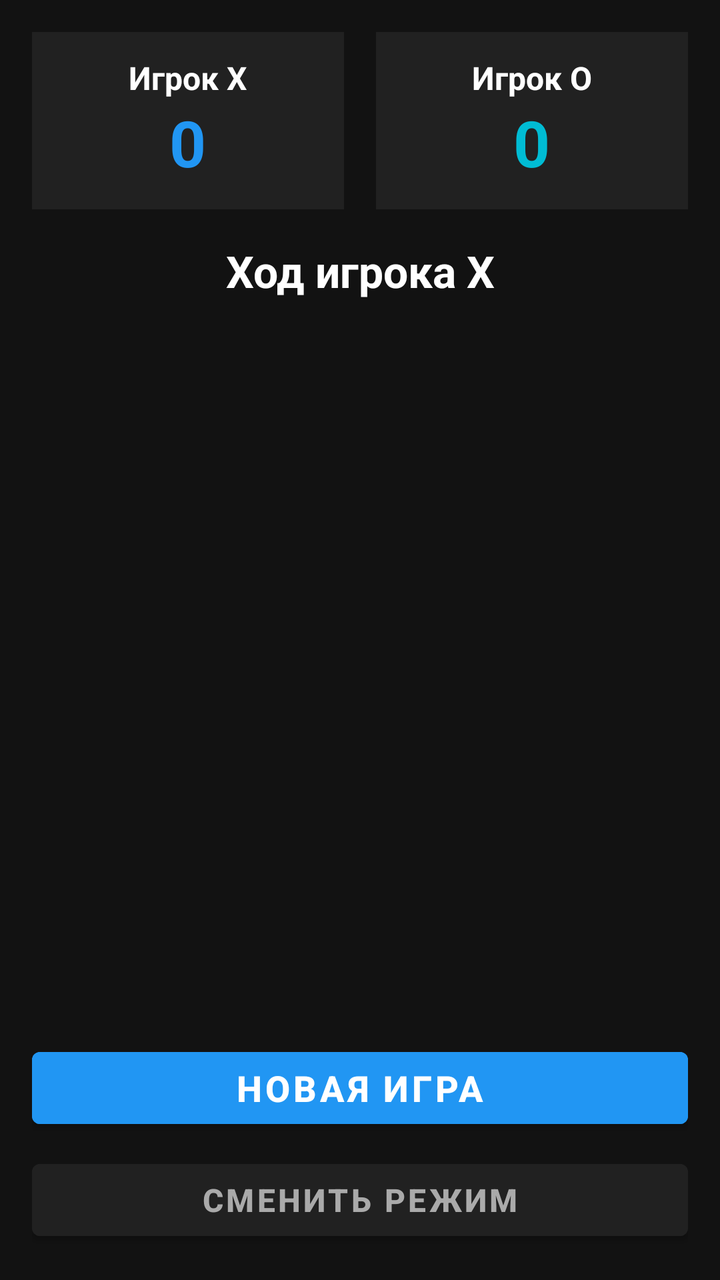
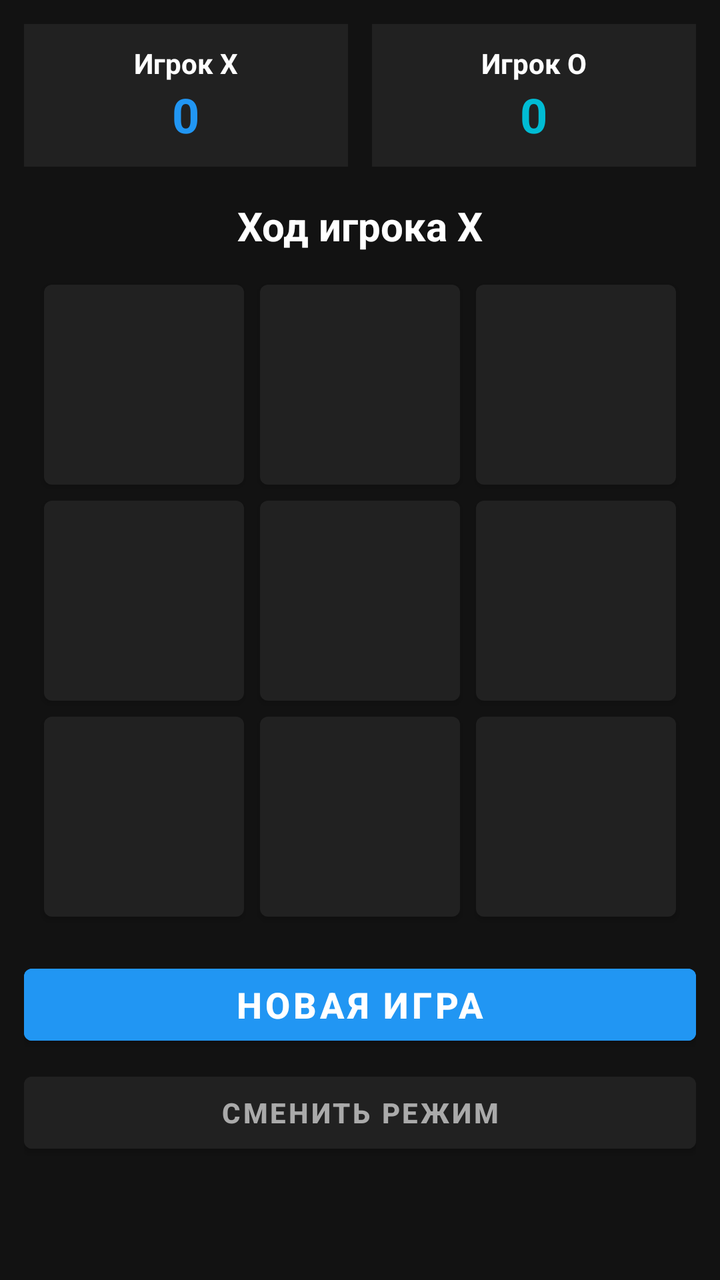

An Android layout rendered at two revisions. The XML below is the earlier revision; the diff shows what the commit changed to produce the second picture.
<!-- AndroidManifest.xml: application theme Theme.TicTacToe -->
<!-- res/layout/activity_main.xml -->
<?xml version="1.0" encoding="utf-8"?>
<LinearLayout
    xmlns:android="http://schemas.android.com/apk/res/android"
    android:layout_width="match_parent"
    android:layout_height="match_parent"
    android:orientation="vertical"
    android:background="#121212"
    android:padding="16dp">

    <LinearLayout
        android:layout_width="match_parent"
        android:layout_height="wrap_content"
        android:orientation="horizontal"
        android:layout_marginBottom="16dp">

        <LinearLayout
            android:id="@+id/playerXPanel"
            android:layout_width="0dp"
            android:layout_height="wrap_content"
            android:layout_weight="1"
            android:orientation="vertical"
            android:gravity="center"
            android:padding="12dp"
            android:background="#212121"
            android:layout_marginEnd="8dp">

            <TextView
                android:id="@+id/playerXName"
                android:layout_width="wrap_content"
                android:layout_height="wrap_content"
                android:text="Игрок X"
                android:textColor="#FFFFFF"
                android:textSize="16sp"
                android:textStyle="bold" />

            <TextView
                android:id="@+id/playerXScore"
                android:layout_width="wrap_content"
                android:layout_height="wrap_content"
                android:text="0"
                android:textColor="#2196F3"
                android:textSize="32sp"
                android:textStyle="bold" />
        </LinearLayout>

        <LinearLayout
            android:id="@+id/playerOPanel"
            android:layout_width="0dp"
            android:layout_height="wrap_content"
            android:layout_weight="1"
            android:orientation="vertical"
            android:gravity="center"
            android:padding="12dp"
            android:background="#212121"
            android:layout_marginStart="8dp">

            <TextView
                android:id="@+id/playerOName"
                android:layout_width="wrap_content"
                android:layout_height="wrap_content"
                android:text="Игрок O"
                android:textColor="#FFFFFF"
                android:textSize="16sp"
                android:textStyle="bold" />

            <TextView
                android:id="@+id/playerOScore"
                android:layout_width="wrap_content"
                android:layout_height="wrap_content"
                android:text="0"
                android:textColor="#00BCD4"
                android:textSize="32sp"
                android:textStyle="bold" />
        </LinearLayout>
    </LinearLayout>

    <TextView
        android:id="@+id/statusText"
        android:layout_width="match_parent"
        android:layout_height="wrap_content"
        android:text="Ход игрока X"
        android:textColor="#FFFFFF"
        android:textSize="22sp"
        android:textStyle="bold"
        android:gravity="center"
        android:layout_marginBottom="16dp" />

    <LinearLayout
        android:layout_width="match_parent"
        android:layout_height="0dp"
        android:layout_weight="1"
        android:orientation="vertical">

        <LinearLayout
            android:layout_width="match_parent"
            android:layout_height="0dp"
            android:layout_weight="1"
            android:orientation="horizontal">
            <Button android:id="@+id/btn0" style="@style/CellButton" />
            <Button android:id="@+id/btn1" style="@style/CellButton" />
            <Button android:id="@+id/btn2" style="@style/CellButton" />
        </LinearLayout>

        <LinearLayout
            android:layout_width="match_parent"
            android:layout_height="0dp"
            android:layout_weight="1"
            android:orientation="horizontal">
            <Button android:id="@+id/btn3" style="@style/CellButton" />
            <Button android:id="@+id/btn4" style="@style/CellButton" />
            <Button android:id="@+id/btn5" style="@style/CellButton" />
        </LinearLayout>

        <LinearLayout
            android:layout_width="match_parent"
            android:layout_height="0dp"
            android:layout_weight="1"
            android:orientation="horizontal">
            <Button android:id="@+id/btn6" style="@style/CellButton" />
            <Button android:id="@+id/btn7" style="@style/CellButton" />
            <Button android:id="@+id/btn8" style="@style/CellButton" />
        </LinearLayout>
    </LinearLayout>

    <Button
        android:id="@+id/newGameBtn"
        android:layout_width="match_parent"
        android:layout_height="wrap_content"
        android:text="НОВАЯ ИГРА"
        android:textSize="18sp"
        android:textStyle="bold"
        android:textColor="#FFFFFF"
        android:backgroundTint="#2196F3"
        android:layout_marginTop="16dp" />

    <Button
        android:id="@+id/changeModeBtn"
        android:layout_width="match_parent"
        android:layout_height="wrap_content"
        android:text="СМЕНИТЬ РЕЖИМ"
        android:textSize="16sp"
        android:textStyle="bold"
        android:textColor="#AAAAAA"
        android:backgroundTint="#212121"
        android:layout_marginTop="8dp" />

</LinearLayout>
<!-- resources referenced by this layout -->
<resources>
  <style name="CellButton">
          <item name="android:layout_width">0dp</item>
          <item name="android:layout_height">0dp</item>
          <item name="android:layout_weight">1</item>
          <item name="android:layout_margin">6dp</item>
          <item name="android:textSize">64sp</item>
          <item name="android:textStyle">bold</item>
          <item name="android:textColor">#FFFFFF</item>
          <item name="backgroundTint">#212121</item>
      </style>
  <style name="Theme.TicTacToe" parent="Theme.MaterialComponents.DayNight.NoActionBar">
          <item name="colorPrimary">#2196F3</item>
          <item name="colorPrimaryVariant">#1976D2</item>
          <item name="colorOnPrimary">#FFFFFF</item>
          <item name="android:statusBarColor">#121212</item>
          <item name="android:windowBackground">#121212</item>
      </style>
</resources>

<!-- the commit's change to res/layout/activity_main.xml (unified diff, before → after) -->
@@ -1,147 +1,151 @@
 <?xml version="1.0" encoding="utf-8"?>
-<LinearLayout
+<ScrollView
     xmlns:android="http://schemas.android.com/apk/res/android"
     android:layout_width="match_parent"
     android:layout_height="match_parent"
-    android:orientation="vertical"
     android:background="#121212"
-    android:padding="16dp">
+    android:fillViewport="true">
 
     <LinearLayout
         android:layout_width="match_parent"
         android:layout_height="wrap_content"
-        android:orientation="horizontal"
-        android:layout_marginBottom="16dp">
-
-        <LinearLayout
-            android:id="@+id/playerXPanel"
-            android:layout_width="0dp"
-            android:layout_height="wrap_content"
-            android:layout_weight="1"
-            android:orientation="vertical"
-            android:gravity="center"
-            android:padding="12dp"
-            android:background="#212121"
-            android:layout_marginEnd="8dp">
-
-            <TextView
-                android:id="@+id/playerXName"
-                android:layout_width="wrap_content"
-                android:layout_height="wrap_content"
-                android:text="Игрок X"
-                android:textColor="#FFFFFF"
-                android:textSize="16sp"
-                android:textStyle="bold" />
-
-            <TextView
-                android:id="@+id/playerXScore"
-                android:layout_width="wrap_content"
-                android:layout_height="wrap_content"
-                android:text="0"
-                android:textColor="#2196F3"
-                android:textSize="32sp"
-                android:textStyle="bold" />
-        </LinearLayout>
-
-        <LinearLayout
-            android:id="@+id/playerOPanel"
-            android:layout_width="0dp"
-            android:layout_height="wrap_content"
-            android:layout_weight="1"
-            android:orientation="vertical"
-            android:gravity="center"
-            android:padding="12dp"
-            android:background="#212121"
-            android:layout_marginStart="8dp">
-
-            <TextView
-                android:id="@+id/playerOName"
-                android:layout_width="wrap_content"
-                android:layout_height="wrap_content"
-                android:text="Игрок O"
-                android:textColor="#FFFFFF"
-                android:textSize="16sp"
-                android:textStyle="bold" />
-
-            <TextView
-                android:id="@+id/playerOScore"
-                android:layout_width="wrap_content"
-                android:layout_height="wrap_content"
-                android:text="0"
-                android:textColor="#00BCD4"
-                android:textSize="32sp"
-                android:textStyle="bold" />
-        </LinearLayout>
-    </LinearLayout>
-
-    <TextView
-        android:id="@+id/statusText"
-        android:layout_width="match_parent"
-        android:layout_height="wrap_content"
-        android:text="Ход игрока X"
-        android:textColor="#FFFFFF"
-        android:textSize="22sp"
-        android:textStyle="bold"
-        android:gravity="center"
-        android:layout_marginBottom="16dp" />
-
-    <LinearLayout
-        android:layout_width="match_parent"
-        android:layout_height="0dp"
-        android:layout_weight="1"
-        android:orientation="vertical">
+        android:orientation="vertical"
+        android:padding="12dp">
 
         <LinearLayout
             android:layout_width="match_parent"
-            android:layout_height="0dp"
-            android:layout_weight="1"
-            android:orientation="horizontal">
-            <Button android:id="@+id/btn0" style="@style/CellButton" />
-            <Button android:id="@+id/btn1" style="@style/CellButton" />
-            <Button android:id="@+id/btn2" style="@style/CellButton" />
+            android:layout_height="wrap_content"
+            android:orientation="horizontal"
+            android:layout_marginBottom="8dp">
+
+            <LinearLayout
+                android:id="@+id/playerXPanel"
+                android:layout_width="0dp"
+                android:layout_height="wrap_content"
+                android:layout_weight="1"
+                android:orientation="vertical"
+                android:gravity="center"
+                android:padding="10dp"
+                android:background="#212121"
+                android:layout_marginEnd="6dp">
+
+                <TextView
+                    android:id="@+id/playerXName"
+                    android:layout_width="wrap_content"
+                    android:layout_height="wrap_content"
+                    android:text="Игрок X"
+                    android:textColor="#FFFFFF"
+                    android:textSize="14sp"
+                    android:textStyle="bold" />
+
+                <TextView
+                    android:id="@+id/playerXScore"
+                    android:layout_width="wrap_content"
+                    android:layout_height="wrap_content"
+                    android:text="0"
+                    android:textColor="#2196F3"
+                    android:textSize="24sp"
+                    android:textStyle="bold" />
+            </LinearLayout>
+
+            <LinearLayout
+                android:id="@+id/playerOPanel"
+                android:layout_width="0dp"
+                android:layout_height="wrap_content"
+                android:layout_weight="1"
+                android:orientation="vertical"
+                android:gravity="center"
+                android:padding="10dp"
+                android:background="#212121"
+                android:layout_marginStart="6dp">
+
+                <TextView
+                    android:id="@+id/playerOName"
+                    android:layout_width="wrap_content"
+                    android:layout_height="wrap_content"
+                    android:text="Игрок O"
+                    android:textColor="#FFFFFF"
+                    android:textSize="14sp"
+                    android:textStyle="bold" />
+
+                <TextView
+                    android:id="@+id/playerOScore"
+                    android:layout_width="wrap_content"
+                    android:layout_height="wrap_content"
+                    android:text="0"
+                    android:textColor="#00BCD4"
+                    android:textSize="24sp"
+                    android:textStyle="bold" />
+            </LinearLayout>
         </LinearLayout>
 
+        <TextView
+            android:id="@+id/statusText"
+            android:layout_width="match_parent"
+            android:layout_height="wrap_content"
+            android:text="Ход игрока X"
+            android:textColor="#FFFFFF"
+            android:textSize="20sp"
+            android:textStyle="bold"
+            android:gravity="center"
+            android:layout_marginTop="8dp"
+            android:layout_marginBottom="12dp" />
+
         <LinearLayout
-            android:layout_width="match_parent"
-            android:layout_height="0dp"
-            android:layout_weight="1"
-            android:orientation="horizontal">
-            <Button android:id="@+id/btn3" style="@style/CellButton" />
-            <Button android:id="@+id/btn4" style="@style/CellButton" />
-            <Button android:id="@+id/btn5" style="@style/CellButton" />
+            android:layout_width="wrap_content"
+            android:layout_height="wrap_content"
+            android:orientation="vertical"
+            android:layout_gravity="center_horizontal">
+
+            <LinearLayout
+                android:layout_width="wrap_content"
+                android:layout_height="wrap_content"
+                android:orientation="horizontal">
+                <Button android:id="@+id/btn0" style="@style/CellButton" />
+                <Button android:id="@+id/btn1" style="@style/CellButton" />
+                <Button android:id="@+id/btn2" style="@style/CellButton" />
+            </LinearLayout>
+
+            <LinearLayout
+                android:layout_width="wrap_content"
+                android:layout_height="wrap_content"
+                android:orientation="horizontal">
+                <Button android:id="@+id/btn3" style="@style/CellButton" />
+                <Button android:id="@+id/btn4" style="@style/CellButton" />
+                <Button android:id="@+id/btn5" style="@style/CellButton" />
+            </LinearLayout>
+
+            <LinearLayout
+                android:layout_width="wrap_content"
+                android:layout_height="wrap_content"
+                android:orientation="horizontal">
+                <Button android:id="@+id/btn6" style="@style/CellButton" />
+                <Button android:id="@+id/btn7" style="@style/CellButton" />
+                <Button android:id="@+id/btn8" style="@style/CellButton" />
+            </LinearLayout>
         </LinearLayout>
 
-        <LinearLayout
+        <Button
+            android:id="@+id/newGameBtn"
             android:layout_width="match_parent"
-            android:layout_height="0dp"
-            android:layout_weight="1"
-            android:orientation="horizontal">
-            <Button android:id="@+id/btn6" style="@style/CellButton" />
-            <Button android:id="@+id/btn7" style="@style/CellButton" />
-            <Button android:id="@+id/btn8" style="@style/CellButton" />
-        </LinearLayout>
+            android:layout_height="wrap_content"
+            android:text="НОВАЯ ИГРА"
+            android:textSize="18sp"
+            android:textStyle="bold"
+            android:textColor="#FFFFFF"
+            android:backgroundTint="#2196F3"
+            android:layout_marginTop="16dp" />
+
+        <Button
+            android:id="@+id/changeModeBtn"
+            android:layout_width="match_parent"
+            android:layout_height="wrap_content"
+            android:text="СМЕНИТЬ РЕЖИМ"
+            android:textSize="14sp"
+            android:textStyle="bold"
+            android:textColor="#AAAAAA"
+            android:backgroundTint="#212121"
+            android:layout_marginTop="6dp" />
+
     </LinearLayout>
-
-    <Button
-        android:id="@+id/newGameBtn"
-        android:layout_width="match_parent"
-        android:layout_height="wrap_content"
-        android:text="НОВАЯ ИГРА"
-        android:textSize="18sp"
-        android:textStyle="bold"
-        android:textColor="#FFFFFF"
-        android:backgroundTint="#2196F3"
-        android:layout_marginTop="16dp" />
-
-    <Button
-        android:id="@+id/changeModeBtn"
-        android:layout_width="match_parent"
-        android:layout_height="wrap_content"
-        android:text="СМЕНИТЬ РЕЖИМ"
-        android:textSize="16sp"
-        android:textStyle="bold"
-        android:textColor="#AAAAAA"
-        android:backgroundTint="#212121"
-        android:layout_marginTop="8dp" />
-
-</LinearLayout>
+</ScrollView>
<!-- resource entries referenced after the edit -->
@@ -1,14 +1,18 @@
 <!-- resources referenced by this layout -->
 <resources>
   <style name="CellButton">
-          <item name="android:layout_width">0dp</item>
-          <item name="android:layout_height">0dp</item>
-          <item name="android:layout_weight">1</item>
-          <item name="android:layout_margin">6dp</item>
-          <item name="android:textSize">64sp</item>
+          <item name="android:layout_width">100dp</item>
+          <item name="android:layout_height">100dp</item>
+          <item name="android:layout_margin">4dp</item>
+          <item name="android:textSize">44sp</item>
           <item name="android:textStyle">bold</item>
           <item name="android:textColor">#FFFFFF</item>
           <item name="backgroundTint">#212121</item>
+          <item name="android:insetTop">0dp</item>
+          <item name="android:insetBottom">0dp</item>
+          <item name="android:padding">0dp</item>
+          <item name="android:minWidth">0dp</item>
+          <item name="android:minHeight">0dp</item>
       </style>
   <style name="Theme.TicTacToe" parent="Theme.MaterialComponents.DayNight.NoActionBar">
           <item name="colorPrimary">#2196F3</item>
